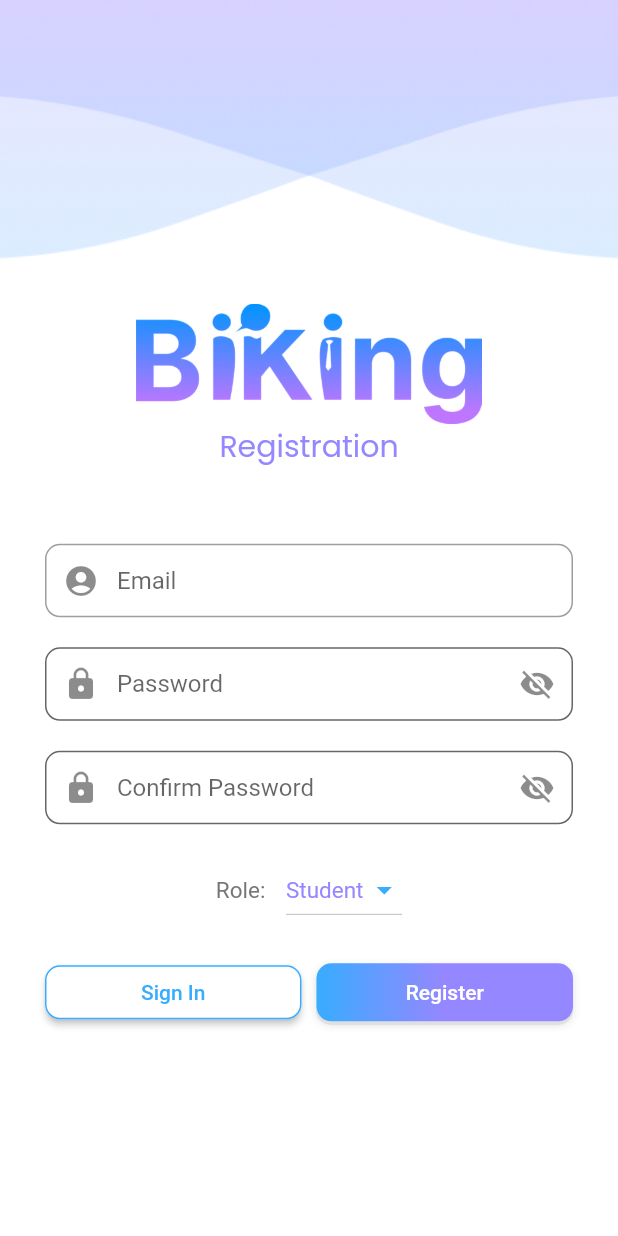
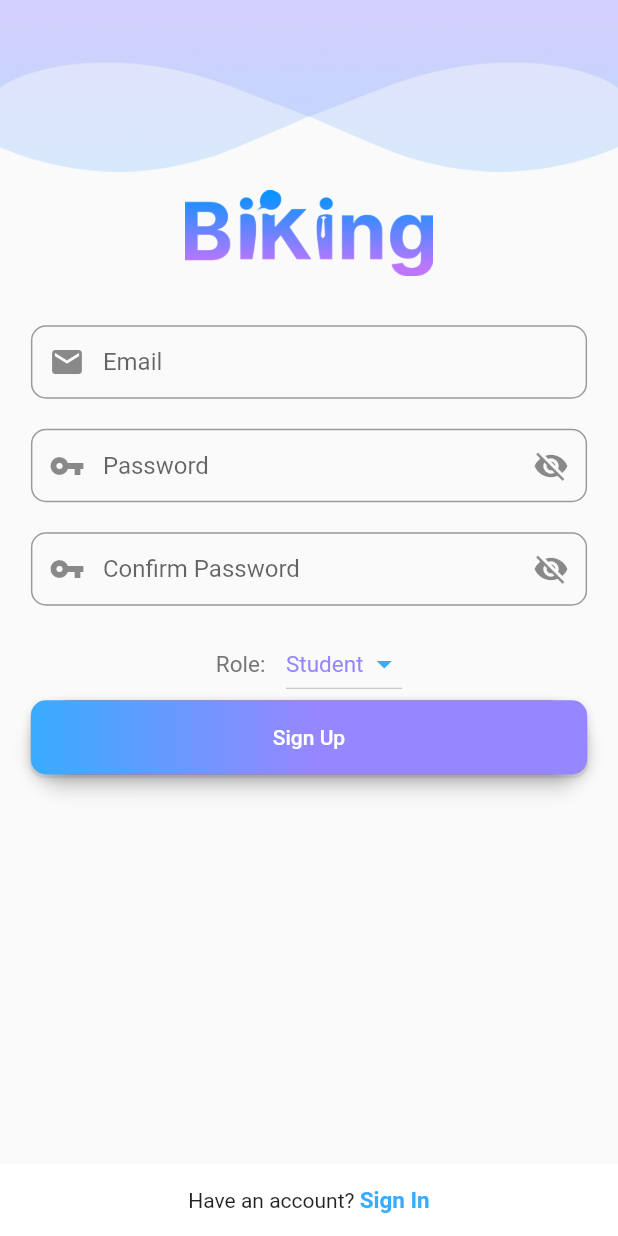
Before and after one commit to zidisw/BiKing_app, a Flutter app: the Register screen opened directly, on a phone screen of 412 x 824 dp. Run offline on Flutter 3.47's test engine with Material 2 defaults, Android fonts, the phone set to English and light mode, and no system bars; our stand-ins replace cloud_firestore, curved_navigation_bar, firebase_auth, firebase_core, fluttertoast, google_fonts and 1 more; accounts and stored records are empty.

Commit message:
Changes to be committed: 	modified:   lib/components/custom_buttons.dart 	modified:   lib/screens/login_screen/login_screen.dart 	modified:   lib/screens/login_screen/regist_screen.dart 	modified:   pubspec.lock 	modified:   pubspec.yaml

```diff
--- a/lib/components/custom_buttons.dart
+++ b/lib/components/custom_buttons.dart
@@ -17,8 +17,8 @@ class DefaultButton extends StatelessWidget {
       onTap: onPress,
       child: Container(
 
-        width: 30.w,
-        height: SizerUtil.deviceType == DeviceType.tablet ? 9.h : 4.7.h,
+        width: 100.w,
+        height: SizerUtil.deviceType == DeviceType.tablet ? 9.h : 6.h,
         decoration: BoxDecoration(
             gradient: const LinearGradient(
               colors: [kSecondaryColor, kPrimaryColor],
--- a/lib/screens/login_screen/regist_screen.dart
+++ b/lib/screens/login_screen/regist_screen.dart
@@ -5,6 +5,7 @@ import 'package:biking_app/screens/login_screen/login_screen.dart';
 import 'package:cloud_firestore/cloud_firestore.dart';
 import 'package:firebase_auth/firebase_auth.dart';
 import 'package:flutter/material.dart';
+import 'package:sizer/sizer.dart';
 // import 'model.dart';
 
 class Register extends StatefulWidget {
@@ -36,176 +37,180 @@ class _RegisterState extends State<Register> {
     'Teacher',
   ];
   var _currentItemSelected = "Student";
-  var rool = "Student";
+  var role = "Student";
 
   @override
   Widget build(BuildContext context) {
     double baseWidth = 360;
     double fem = MediaQuery.of(context).size.width / baseWidth;
+    //email field
+    final emailField = TextFormField(
+        autofocus: false,
+        controller: emailController,
+        keyboardType: TextInputType.emailAddress,
+        validator: (value) {
+          if (value!.isEmpty) {
+            return ("Please Enter Your Email");
+          }
+          // reg expression for email validation
+          if (!RegExp("^[a-zA-Z0-9+_.-]+@[a-zA-Z0-9.-]+.[a-z]")
+              .hasMatch(value)) {
+            return ("Please Enter a valid email");
+          }
+          return null;
+        },
+        onSaved: (value) {
+          emailController.text = value!;
+        },
+        textInputAction: TextInputAction.next,
+        decoration: InputDecoration(
+          prefixIcon: const Icon(Icons.mail),
+          contentPadding: const EdgeInsets.fromLTRB(20, 15, 20, 15),
+          hintText: "Email",
+          border: OutlineInputBorder(
+            borderRadius: BorderRadius.circular(10),
+          ),
+        ));
+
+    //password field
+    final passwordField = TextFormField(
+        autofocus: false,
+        controller: passwordController,
+        obscureText: _isObscure,
+        validator: (value) {
+          RegExp regex = new RegExp(r'^.{6,}$');
+          if (value!.isEmpty) {
+            return ("Password is required for login");
+          }
+          if (!regex.hasMatch(value)) {
+            return ("Enter Valid Password(Min. 6 Character)");
+          }
+        },
+        onSaved: (value) {
+          passwordController.text = value!;
+        },
+        textInputAction: TextInputAction.next,
+        decoration: InputDecoration(
+          prefixIcon: const Icon(Icons.vpn_key),
+          suffixIcon: IconButton(
+              icon: Icon(_isObscure ? Icons.visibility_off : Icons.visibility),
+              onPressed: () {
+                setState(() {
+                  _isObscure = !_isObscure;
+                });
+              }),
+          contentPadding: const EdgeInsets.fromLTRB(20, 15, 20, 15),
+          hintText: "Password",
+          border: OutlineInputBorder(
+            borderRadius: BorderRadius.circular(10),
+          ),
+        ));
+
+    //confirm password field
+    final confirmPasswordField = TextFormField(
+        autofocus: false,
+        controller: confirmpassController,
+        obscureText: _isObscure2,
+        validator: (value) {
+          if (confirmpassController.text !=
+              passwordController.text) {
+            return "Password don't match";
+          }
+          return null;
+        },
+        onSaved: (value) {
+          confirmpassController.text = value!;
+        },
+        textInputAction: TextInputAction.done,
+        decoration: InputDecoration(
+          prefixIcon: const Icon(Icons.vpn_key),
+          suffixIcon: IconButton(
+              icon: Icon(_isObscure2 ? Icons.visibility_off : Icons.visibility),
+              onPressed: () {
+                setState(() {
+                  _isObscure2 = !_isObscure2;
+                });
+              }),
+          contentPadding: const EdgeInsets.fromLTRB(20, 15, 20, 15),
+          hintText: "Confirm Password",
+          border: OutlineInputBorder(
+            borderRadius: BorderRadius.circular(10),
+          ),
+        ));
+
+    //signup button
+    final signUpButton = Material(
+      elevation: 5,
+      borderRadius: BorderRadius.circular(30),
+      color: Colors.redAccent,
+      child: DefaultButton(
+          title: "Sign Up",
+          onPress: () {
+            signUp(emailController.text, passwordController.text, role);
+          },
+          ),
+    );
     return Scaffold(
 
-      backgroundColor: Colors.white,
-
-      body: SingleChildScrollView(
+      body: Container(
         child: Column(
-          children: <Widget>[
+          children: [
             Positioned(
               left: 0,
               top: 0,
               child: SizedBox(
                 width: 391 * fem,
-                height: 150.76 * fem,
+                height: 100 * fem,
                 child: Image.asset(
                   'assets/images/headertrans.png',
-                  fit: BoxFit.cover,
+                  fit: BoxFit.fill,
                     ),
                   ),
                 ),
           SizedBox(
-              width: MediaQuery.of(context).size.width,
-              height: MediaQuery.of(context).size.height,
-              child: SingleChildScrollView(
+              width: 100.w,
+              height: 10.h,
+              child: Row(
+                mainAxisAlignment: MainAxisAlignment.spaceAround,
+                children: [
+                  const Column(
+                    mainAxisAlignment: MainAxisAlignment.end,
+                  ),
+                  Image.asset(
+                    'assets/images/Vector-2.png',
+                    height: 20.h,
+                    width: 40.w,
+                  ),
+                  sizedBox,
+                ],
+              ),
+            ),
+            Expanded(
               child: Container(
-                  margin: const EdgeInsets.all(30),
+                padding: EdgeInsets.only(left: 5.w, right: 5.w),
                 child: Form(
                   key: _formkey,
-                    child: Column(
+                  child: SingleChildScrollView(
+                  child:
+                  Column(
+
+                    children: [
+                      const SizedBox(height: 20),
+                      emailField,
+                      const SizedBox(height: 20),
+                      passwordField,
+                      const SizedBox(height: 20),
+                      confirmPasswordField,
+                      const SizedBox(height: 15),
+                      Align(
+                          alignment: Alignment.center,
+                          child: Row(
                             mainAxisAlignment: MainAxisAlignment.center,
-                      crossAxisAlignment: CrossAxisAlignment.center,
-                      children: [
-
-                        SizedBox(
-                          height: 80,
-                          child: Image.asset(
-                            "assets/images/Vector-2.png",
-                            fit: BoxFit.contain,
-
-                          )
-                        ),
-                        const SizedBox(
-
-                          child: Text('Registration',
-                              style: TextStyle(
-                                  fontFamily: 'Poppins',
-                                  fontSize: 20,
-                                  fontWeight: FontWeight.normal,
-                                  color: kPrimaryColor)),
-                        ),
-                        const SizedBox(
-                          height: 50,
-                        ),
-                        TextFormField(
-                          controller: emailController,
-                          decoration: InputDecoration(
-                            prefixIcon: const Icon(Icons.account_circle),
-                            contentPadding: const EdgeInsets.fromLTRB(20, 15, 20, 15),
-                            hintText: "Email",
-                            border: OutlineInputBorder(
-                              borderRadius: BorderRadius.circular(10),
-                            ),
-                          ),
-                          validator: (value) {
-                            if (value!.isEmpty) {
-                              return "Email cannot be empty";
-                            }
-                            if (!RegExp(
-                                    "^[a-zA-Z0-9+_.-]+@[a-zA-Z0-9.-]+.[a-z]")
-                                .hasMatch(value)) {
-                              return ("Please enter a valid email");
-                            } else {
-                              return null;
-                            }
-                          },
-                          onChanged: (value) {},
-                          keyboardType: TextInputType.emailAddress,
-                        ),
-                        const SizedBox(
-                          height: 20,
-                        ),
-                        TextFormField(
-                          obscureText: _isObscure,
-                          controller: passwordController,
-                          decoration: InputDecoration(
-                            prefixIcon: const Icon(Icons.lock),
-                            suffixIcon: IconButton(
-                                icon: Icon(_isObscure
-                                    ? Icons.visibility_off
-                                    : Icons.visibility),
-                                onPressed: () {
-                                  setState(() {
-                                    _isObscure = !_isObscure;
-                                  });
-                                }),
-                            filled: true,
-                            fillColor: Colors.white,
-                            hintText: 'Password',
-                            enabled: true,
-                            contentPadding: const EdgeInsets.fromLTRB(20, 15, 20, 15),
-                            border: OutlineInputBorder(
-                              borderRadius: BorderRadius.circular(10),
-                          ),
-
-                          ),
-                          validator: (value) {
-                            RegExp regex = RegExp(r'^.{6,}$');
-                            if (value!.isEmpty) {
-                              return "Password cannot be empty";
-                            }
-                            if (!regex.hasMatch(value)) {
-                              return ("please enter valid password min. 6 character");
-                            } else {
-                              return null;
-                            }
-                          },
-                          onChanged: (value) {},
-                        ),
-                        const SizedBox(
-                          height: 20,
-                        ),
-                        TextFormField(
-                          obscureText: _isObscure2,
-                          controller: confirmpassController,
-                          decoration: InputDecoration(
-                            prefixIcon: const Icon(Icons.lock),
-                            suffixIcon: IconButton(
-                                icon: Icon(_isObscure2
-                                    ? Icons.visibility_off
-                                    : Icons.visibility),
-                                onPressed: () {
-                                  setState(() {
-                                    _isObscure2 = !_isObscure2;
-                                  });
-                                }),
-                            filled: true,
-                            fillColor: Colors.white,
-                            hintText: 'Confirm Password',
-                            enabled: true,
-                            contentPadding: const EdgeInsets.fromLTRB(20, 15, 20, 15),
-                            border: OutlineInputBorder(
-                            borderRadius: BorderRadius.circular(10),
-                          ),
-                          ),
-                          validator: (value) {
-                            if (confirmpassController.text !=
-                                passwordController.text) {
-                              return "Password did not match";
-                            } else {
-                              return null;
-                            }
-                          },
-                          onChanged: (value) {},
-                        ),
-                        const SizedBox(
-                          height: 20,
-                        ),
-                        Row(
-                          mainAxisAlignment: MainAxisAlignment.center,
-                          children: [
+                            children: <Widget>[
                               const Text(
                                 "Role: ",
                                 style: TextStyle(
                                   fontSize: 15,
-
                                   color: kContainerColor,
                                 ),
                               ),
@@ -226,61 +231,51 @@ class _RegisterState extends State<Register> {
                                 onChanged: (newValueSelected) {
                                   setState(() {
                                     _currentItemSelected = newValueSelected!;
-                                  rool = newValueSelected;
+                                    role = newValueSelected;
                                   });
                                 },
                                 value: _currentItemSelected,
                               ),
                             ],
                           ),
-                        const SizedBox(
-                          height: 20,
                         ),
-                        Row(
-                          mainAxisAlignment: MainAxisAlignment.center,
-                          children: [
-
-                            Expanded(child:
-                              ElevatedButton(
-                                style: ButtonStyle(
-                                  backgroundColor: MaterialStateProperty.all<Color>(Colors.white),
-                                  foregroundColor: MaterialStateProperty.all<Color>(kSecondaryColor),
-                                  shape: MaterialStateProperty.all<RoundedRectangleBorder>(
-                                    RoundedRectangleBorder(
-                                      borderRadius: BorderRadius.circular(10.0),
-                                      side: const BorderSide(color: kSecondaryColor),
+                      signUpButton,
+                    ],
                   ),
                   ),
                 ),
-                                onPressed: () {
-                                  // Aksi ketika tombol "Sign Up" ditekan
-                                  Navigator.pushReplacement(
+                ),
+              ),
+
+            Container(
+              color: Colors.white,
+              width: double.infinity,
+              padding: const EdgeInsets.only(bottom: 15.0, top: 15.0),
+              child: Align(
+                alignment: Alignment.bottomCenter,
+                child: Row(
+                  mainAxisAlignment: MainAxisAlignment.center,
+                  children: <Widget>[
+                    const Text("Have an account? "),
+                    GestureDetector(
+                      onTap: () {
+                        Navigator.push(
                           context,
-                                    MaterialPageRoute(builder: (context) => const LoginScreen()),
+                          MaterialPageRoute(
+                            builder: (context) => const LoginScreen(),
+                          ),
                         );
                       },
-                                child: const Text('Sign In'),
+                      child: const Text(
+                        "Sign In",
+                        style: TextStyle(
+                          color: kSecondaryColor,
+                          fontWeight: FontWeight.bold,
+                          fontSize: 15,
                         ),
-
-                            ),
-                            const SizedBox(width: 10),
-                            Expanded(child:
-                            DefaultButton(
-                              title: "Register",
-                              onPress: () {
-                                setState(() {
-                                  showProgress = true;
-                                });
-                                signUp(emailController.text,
-                                    passwordController.text, rool);
-                              },
                       ),
                     ),
                   ],
-                        ),
-                      ],
-                    ),
-                  ),
                 ),
               ),
             ),
@@ -290,21 +285,21 @@ class _RegisterState extends State<Register> {
     );
   }
 
-  void signUp(String email, String password, String rool) async {
+  void signUp(String email, String password, String role) async {
     const CircularProgressIndicator();
     if (_formkey.currentState!.validate()) {
       await _auth
           .createUserWithEmailAndPassword(email: email, password: password)
-          .then((value) => {postDetailsToFirestore(email, rool)})
+          .then((value) => {postDetailsToFirestore(email, role)})
           .catchError((e) {});
     }
   }
 
-  postDetailsToFirestore(String email, String rool) async {
+  postDetailsToFirestore(String email, String role) async {
     FirebaseFirestore firebaseFirestore = FirebaseFirestore.instance;
     var user = _auth.currentUser;
     CollectionReference ref = FirebaseFirestore.instance.collection('users');
-    ref.doc(user!.uid).set({'email': emailController.text, 'rool': rool});
+    ref.doc(user!.uid).set({'email': emailController.text, 'role': role});
     Navigator.pushReplacement(
         context, MaterialPageRoute(builder: (context) => const LoginScreen()));
   }
--- a/pubspec.yaml
+++ b/pubspec.yaml
@@ -41,6 +41,7 @@ dependencies:
   firebase_core: ^2.13.0
   firebase_auth: ^4.6.1
   cloud_firestore: ^4.7.1
+  fluttertoast: ^8.2.1
 
 dev_dependencies:
   flutter_test:
```
Also changed, not shown: lib/screens/login_screen/login_screen.dart (+159 -184 lines), pubspec.lock. Lines whose indentation alone changed are shown as unchanged.
